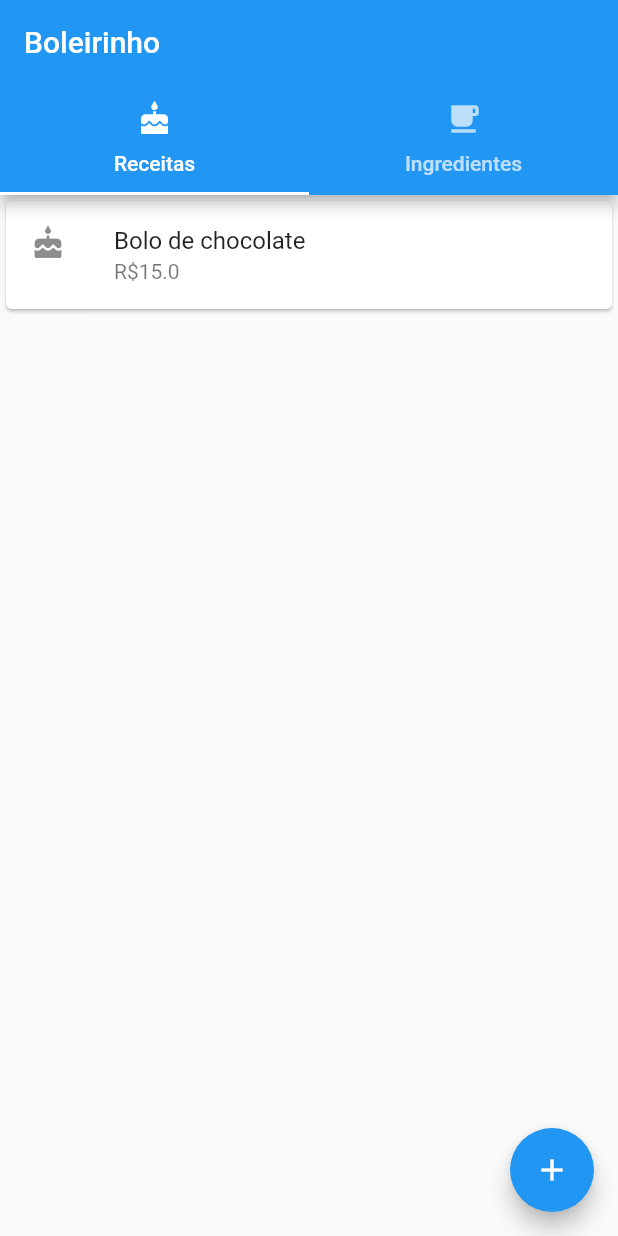
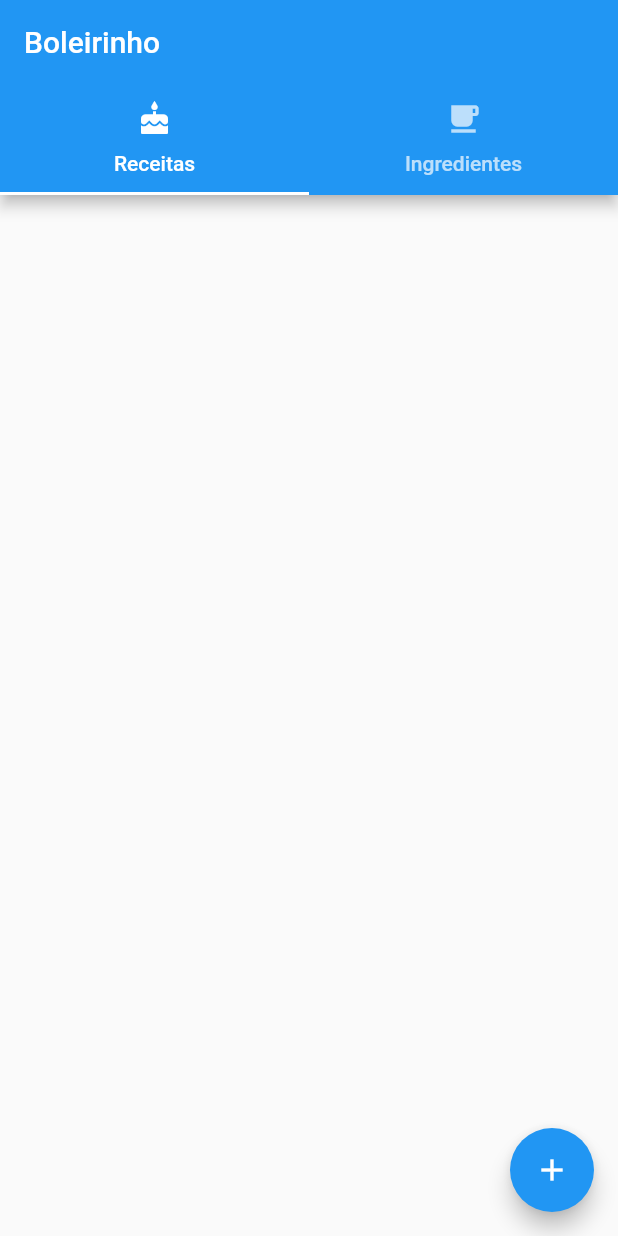
Before and after one commit to Cafezinhu/boleirinhoApp, a Flutter app: the screen it shows after launch, on a phone screen of 412 x 824 dp. Run offline on Flutter 3.47's test engine with Material 2 defaults, Android fonts, the phone set to English and light mode, and no system bars.

Commit message:
linhas de adicao de ingredientes e receitas removidas

```diff
--- a/lib/screens/home.dart
+++ b/lib/screens/home.dart
@@ -25,10 +25,6 @@ class HomeState extends State<Home> with SingleTickerProviderStateMixin{
   void initState() {
     super.initState();
     _tabController = TabController(length: 2, vsync: this);
-    //TODO: remover estar 3 linhas
-    widget._ingredientes.add(Ingrediente("Chocolate", 1.00, "g"));
-    widget._ingredientesNaReceita.add(IngredienteNaReceita(widget._ingredientes[0], 500));
-    widget._receitas.add(Receita("Bolo de chocolate", "bla bla bla", 15.00, widget._ingredientesNaReceita));
   }
 
   @override
@@ -86,7 +82,7 @@ class HomeState extends State<Home> with SingleTickerProviderStateMixin{
       Navigator.push(context, MaterialPageRoute(builder: (context) => AdicionarReceita(widget._ingredientes)))
         .then((receita) => {
           if(receita != null){
-            setState((){widget._receitas.add(receita);})
+            setState((){widget._receitas.add(receita);}),
           }
       });
       return;
@@ -95,7 +91,7 @@ class HomeState extends State<Home> with SingleTickerProviderStateMixin{
     Navigator.push(context, MaterialPageRoute(builder: (context) => AdicionarIngrediente()))
       .then((ingrediente) => {
         if(ingrediente != null){
-          setState((){widget._ingredientes.add(ingrediente);})
+          setState((){widget._ingredientes.add(ingrediente);}),
         }
     });
   }
```
